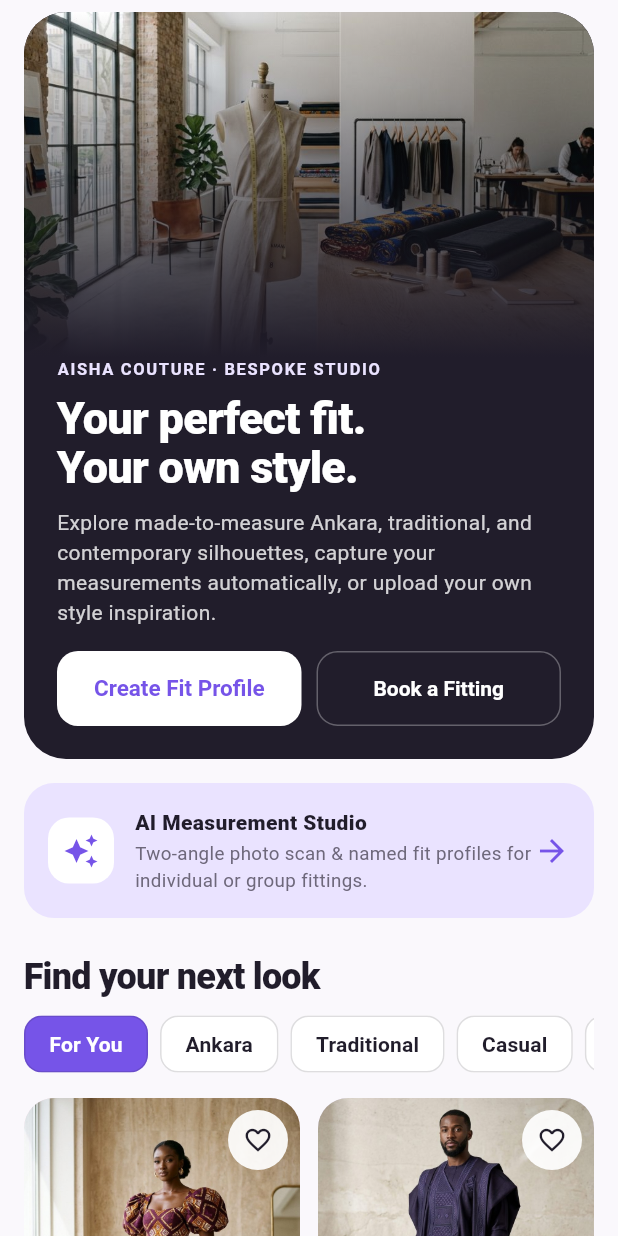
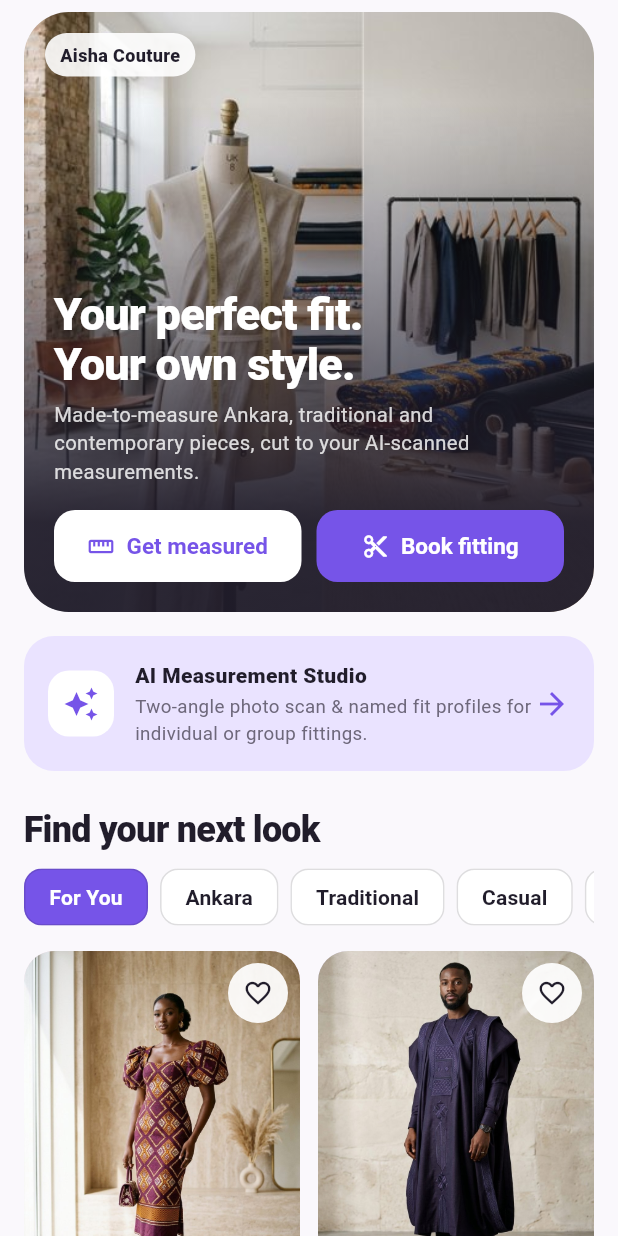
Before and after one commit to raphgm/truefit, a Flutter app: the HomeScreen widget shown alone on an empty page, opened directly, on a phone screen of 412 x 824 dp. Run offline on Flutter 3.47's test engine with Material 3 defaults, Android fonts, the phone set to English and light mode, and no system bars; our stand-ins replace camera, image_picker, material_ui, shared_preferences; accounts and stored records are empty.

Commit message:
Modern phone frame, new home hero, tidier tailor desk stats

```diff
--- a/mobile/lib/screens/home.dart
+++ b/mobile/lib/screens/home.dart
@@ -21,27 +21,30 @@ class _HomeScreenState extends State<HomeScreen> {
     return ListView(padding: const EdgeInsets.fromLTRB(16, 8, 16, 24), children: [
       // Hero
       ClipRRect(
-        borderRadius: BorderRadius.circular(28),
-        child: Container(color: dark, child: Column(crossAxisAlignment: CrossAxisAlignment.stretch, children: [
-          SizedBox(height: 230, child: Stack(fit: StackFit.expand, children: [
-            Image.asset(heroImage, fit: BoxFit.cover),
-            const DecoratedBox(decoration: BoxDecoration(gradient: LinearGradient(begin: Alignment.topCenter, end: Alignment.bottomCenter,
-                colors: [Colors.transparent, dark]))),
-          ])),
-          Padding(padding: const EdgeInsets.fromLTRB(22, 0, 22, 22), child: Column(crossAxisAlignment: CrossAxisAlignment.start, children: [
-            Text('${houseAtelier.name.toUpperCase()} · BESPOKE STUDIO', style: const TextStyle(color: lavender, fontSize: 11, fontWeight: FontWeight.w700, letterSpacing: 1.1)),
+        borderRadius: BorderRadius.circular(30),
+        child: SizedBox(height: 400, child: Stack(fit: StackFit.expand, children: [
+          Image.asset(heroImage, fit: BoxFit.cover),
+          const DecoratedBox(decoration: BoxDecoration(gradient: LinearGradient(begin: Alignment.topCenter, end: Alignment.bottomCenter,
+              colors: [Color(0x00211D2B), Color(0x66211D2B), Color(0xF2211D2B)], stops: [0.15, 0.45, 0.85]))),
+          Positioned(top: 14, left: 14, child: Container(
+            padding: const EdgeInsets.symmetric(horizontal: 10, vertical: 6),
+            decoration: BoxDecoration(color: Colors.white.withValues(alpha: 0.9), borderRadius: BorderRadius.circular(20)),
+            child: Text(houseAtelier.name, style: const TextStyle(fontWeight: FontWeight.w800, fontSize: 12, color: dark)),
+          )),
+          Positioned(left: 20, right: 20, bottom: 20, child: Column(crossAxisAlignment: CrossAxisAlignment.start, children: [
+            Text('Your perfect fit.\nYour own style.', style: display(30, color: Colors.white)),
             const SizedBox(height: 8),
-            Text('Your perfect fit.\nYour own style.', style: display(30, color: Colors.white)),
-            const SizedBox(height: 10),
-            Text('Explore made-to-measure Ankara, traditional, and contemporary silhouettes, capture your measurements automatically, or upload your own style inspiration.',
-                style: TextStyle(color: Colors.white.withValues(alpha: 0.8), height: 1.45, fontSize: 14)),
+            Text('Made-to-measure Ankara, traditional and contemporary pieces, cut to your AI-scanned measurements.',
+                style: TextStyle(color: Colors.white.withValues(alpha: 0.82), height: 1.4, fontSize: 13.5)),
             const SizedBox(height: 16),
             Row(children: [
-              Expanded(child: FilledButton(style: FilledButton.styleFrom(minimumSize: const Size.fromHeight(50), backgroundColor: Colors.white, foregroundColor: purple),
-                  onPressed: () => s.go(AppTab.studio), child: const Text('Create Fit Profile'))),
+              Expanded(child: FilledButton.icon(
+                style: FilledButton.styleFrom(minimumSize: const Size.fromHeight(48), backgroundColor: Colors.white, foregroundColor: purple, padding: const EdgeInsets.symmetric(horizontal: 10)),
+                onPressed: () => s.go(AppTab.studio), icon: const Icon(Icons.straighten, size: 18), label: const FittedBox(fit: BoxFit.scaleDown, child: Text('Get measured', maxLines: 1)))),
               const SizedBox(width: 10),
-              Expanded(child: OutlinedButton(style: OutlinedButton.styleFrom(minimumSize: const Size.fromHeight(50), foregroundColor: Colors.white,
-                  side: BorderSide(color: Colors.white.withValues(alpha: 0.3))), onPressed: () => s.go(AppTab.book), child: const Text('Book a Fitting'))),
+              Expanded(child: FilledButton.icon(
+                style: FilledButton.styleFrom(minimumSize: const Size.fromHeight(48), backgroundColor: purple, padding: const EdgeInsets.symmetric(horizontal: 10)),
+                onPressed: () => s.go(AppTab.book), icon: const Icon(Icons.content_cut, size: 18), label: const FittedBox(fit: BoxFit.scaleDown, child: Text('Book fitting', maxLines: 1)))),
             ]),
           ])),
         ])),
--- a/mobile/lib/ui.dart
+++ b/mobile/lib/ui.dart
@@ -14,6 +14,9 @@ const peach = Color(0xFFFFE9D9);
 const rose = Color(0xFFE11D48);
 const amber = Color(0xFFB45309);
 const line = Color(0x14211D2B);
+
+/// True while a dark full-screen view is showing, so the browser phone frame draws a light status bar.
+final darkStatusBar = ValueNotifier<bool>(false);
 
 TextStyle display(double size, {Color color = dark}) => TextStyle(fontSize: size, fontWeight: FontWeight.w800, color: color, letterSpacing: -0.5, height: 1.1);
 const eyebrow = TextStyle(fontSize: 11, fontWeight: FontWeight.w700, letterSpacing: 1.1, color: purple);
```
Also changed, not shown: mobile/lib/main.dart (+78 -8 lines), mobile/lib/screens/auth.dart (+7 -0 lines), mobile/lib/screens/tailor_desk.dart (+13 -7 lines).
